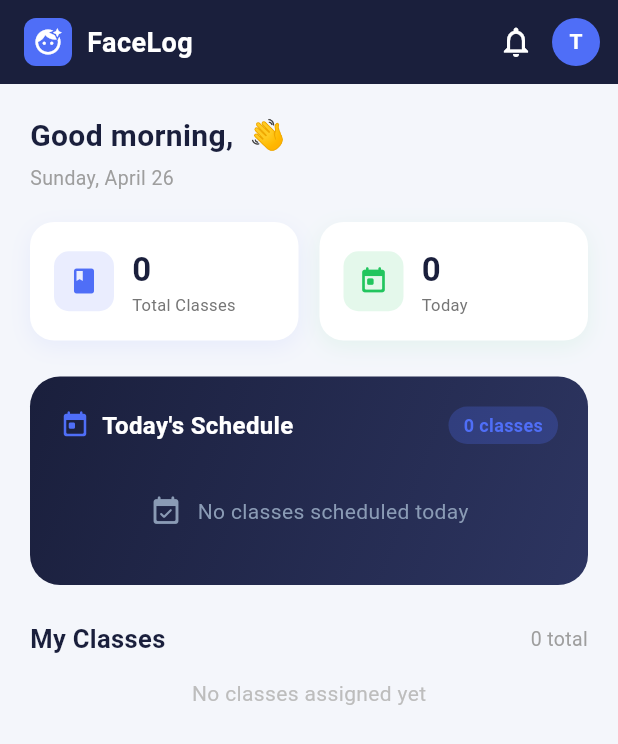
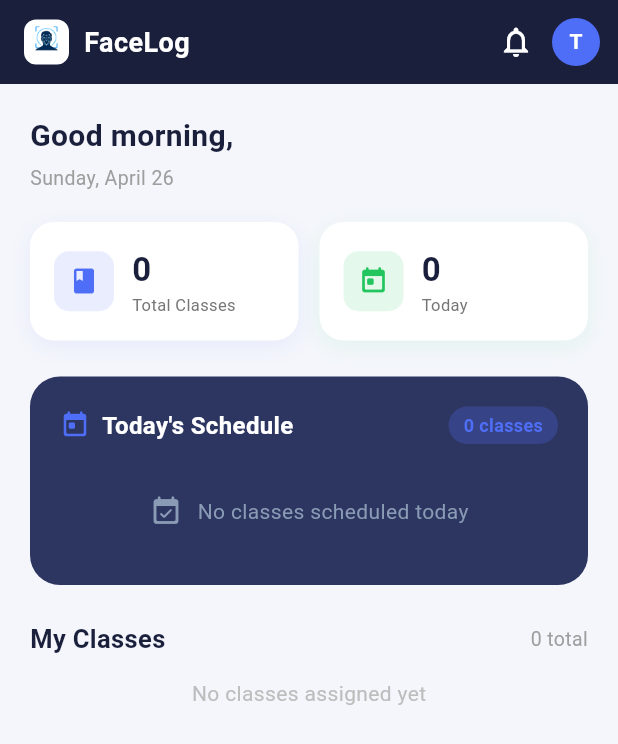
Before and after one commit to Nant23/facelog, a Flutter app: the TeacherDashboardPage screen opened directly, on a phone screen of 412 x 824 dp. Shown: the top 744 px of the screen. Run offline on Flutter 3.47's test engine with Material 3 defaults, Android fonts, the phone set to English and light mode, and no system bars; our stand-ins replace cloud_firestore, firebase_auth, firebase_core, firebase_messaging, flutter_local_notifications; accounts and stored records are empty.

Commit message:
Changed home UI

```diff
--- a/lib/login_page.dart
+++ b/lib/login_page.dart
@@ -124,7 +124,7 @@ class _LoginPageState extends State<LoginPage> {
                           BoxShadow(color: const Color(0xFF4F6EF7).withOpacity(0.4), blurRadius: 20, offset: const Offset(0, 8)),
                         ],
                       ),
-                      child: const Icon(Icons.face_retouching_natural, color: Colors.white, size: 38),
+                      child:  Image.asset('assets/images/facelog_logo.png')
                     ),
                     const SizedBox(height: 20),
                     const Text(
--- a/lib/teacher/teacher_home.dart
+++ b/lib/teacher/teacher_home.dart
@@ -35,12 +35,17 @@ class TeacherDashboardPage extends StatelessWidget {
         title: Row(
           children: [
             Container(
-              padding: const EdgeInsets.all(6),
+              //padding: const EdgeInsets.all(6),
               decoration: BoxDecoration(
-                color: const Color(0xFF4F6EF7),
+                color: const Color(0xFFFFFFFF),
                 borderRadius: BorderRadius.circular(8),
               ),
-              child: const Icon(Icons.face_retouching_natural, color: Colors.white, size: 20),
+              child: Image.asset(
+                'assets/images/facelog_logo.png',
+                fit: BoxFit.fill,
+                width: 30,
+                height: 30,
+              )
             ),
             const SizedBox(width: 10),
             const Text(
@@ -126,7 +131,7 @@ class TeacherDashboardPage extends StatelessWidget {
                           crossAxisAlignment: CrossAxisAlignment.start,
                           children: [
                             Text(
-                              '$greeting, $teacherName 👋',
+                              '$greeting, $teacherName ',
                               style: const TextStyle(
                                 fontSize: 20,
                                 fontWeight: FontWeight.bold,
@@ -175,11 +180,12 @@ class TeacherDashboardPage extends StatelessWidget {
                       width: double.infinity,
                       padding: const EdgeInsets.all(20),
                       decoration: BoxDecoration(
-                        gradient: const LinearGradient(
-                          colors: [Color(0xFF1A1F3C), Color(0xFF2D3561)],
-                          begin: Alignment.topLeft,
-                          end: Alignment.bottomRight,
-                        ),
+                        color: const Color(0xFF2D3561),
+                        // gradient: const LinearGradient(
+                        //   colors: [Color(0xFF1A1F3C), Color(0xFF2D3561)],
+                        //   begin: Alignment.topLeft,
+                        //   end: Alignment.bottomRight,
+                        // ),
                         borderRadius: BorderRadius.circular(20),
                       ),
                       child: Column(
--- a/lib/teacher/teacher_reports_page.dart
+++ b/lib/teacher/teacher_reports_page.dart
@@ -66,7 +66,7 @@ class TeacherReportsPage extends StatelessWidget {
             child: const Align(
               alignment: Alignment.centerLeft,
               child: Text(
-                'Reports & Analytics',
+                'Reports',
                 style: TextStyle(
                     color: Colors.white,
                     fontSize: 22,
--- a/pubspec.yaml
+++ b/pubspec.yaml
@@ -63,6 +63,8 @@ flutter:
   # included with your application, so that you can use the icons in
   # the material Icons class.
   uses-material-design: true
+  assets:
+    - assets/images/facelog_logo.png
 
   # To add assets to your application, add an assets section, like this:
   # assets:
```
Also changed, not shown: lib/admin/admin_dashboard.dart (+22 -9 lines), lib/student/student_home.dart (+9 -5 lines), lib/teacher/teacher_analytics_page.dart (+14 -0 lines), assets/images/facelog_logo.png (added).
